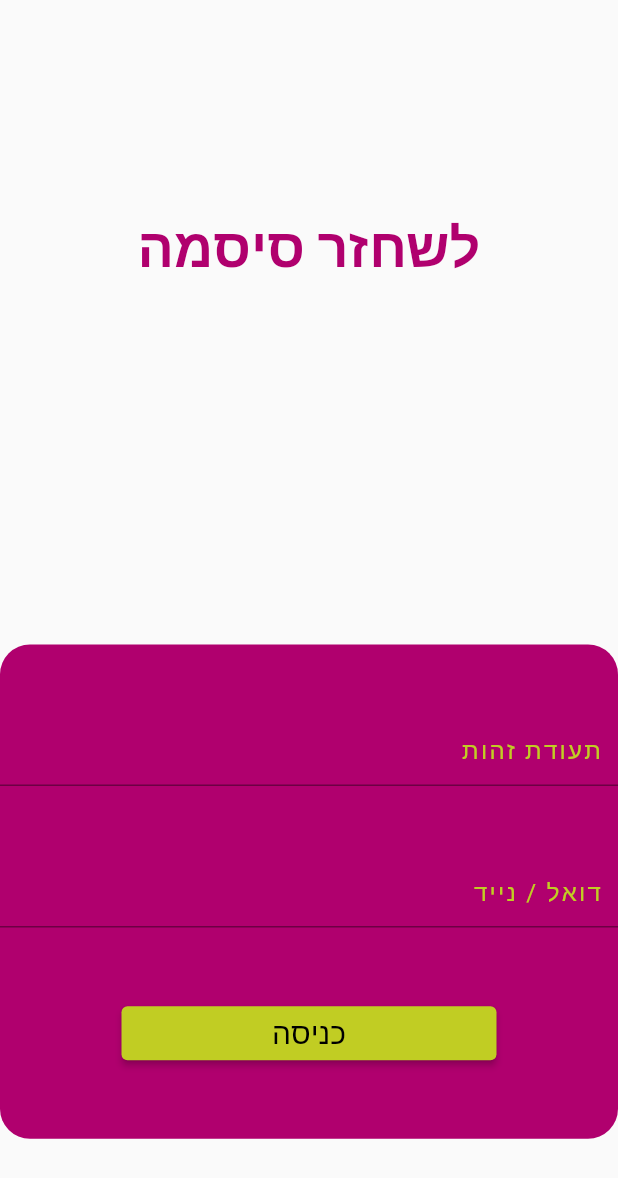
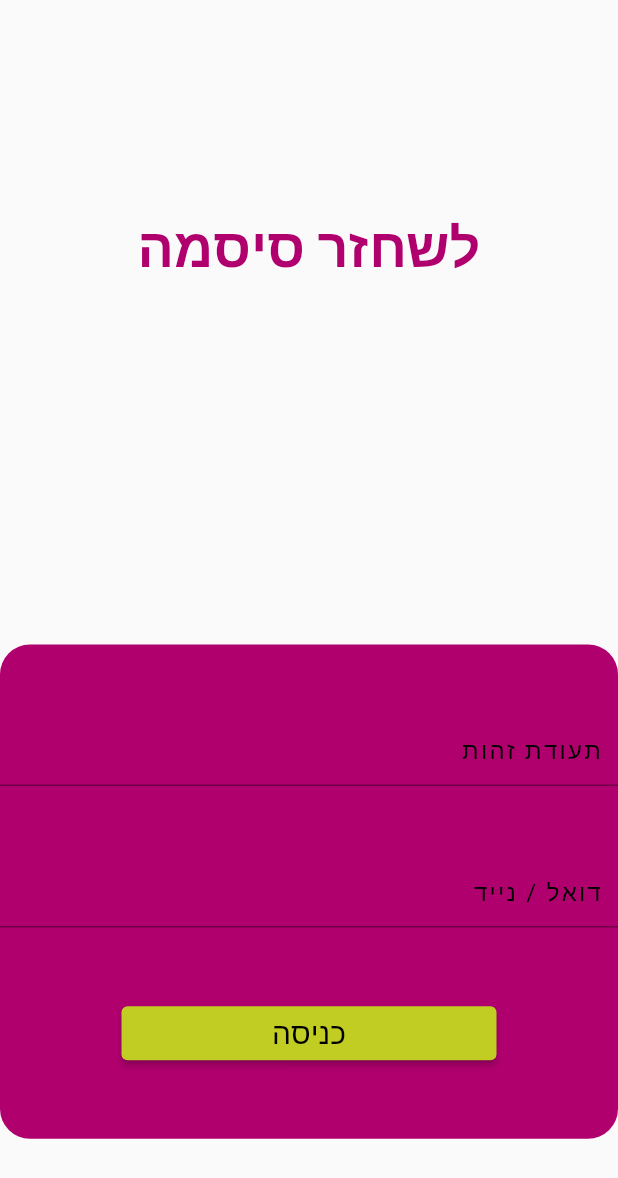
Before and after one commit to hafizadil123/batami-flutter, a Flutter app: the screen it shows after launch, after a tap on "שכחתי סיסמה", on a phone screen of 412 x 824 dp. Shown: the top 1178 px of the screen. Run offline on Flutter 3.47's test engine with Material 2 defaults, Android fonts, the phone set to English and light mode, and no system bars; our stand-ins replace dio, file_picker, firebase_core, firebase_crashlytics, flutter_spinkit, get and 3 more; missing offline and left inert: no_screenshot; accounts and stored records are empty; network calls fail.

Commit message:
Added card image screen with no screenshot

```diff
--- a/lib/helpers/routes.dart
+++ b/lib/helpers/routes.dart
@@ -1,6 +1,7 @@
 import 'package:batami/bindings/apartment_faults/add_apartment_fault_binding.dart';
 import 'package:batami/bindings/apartment_faults/apartment_faults_binding.dart';
 import 'package:batami/bindings/auth/forgot_password_binding.dart';
+import 'package:batami/bindings/card_image_binding.dart';
 import 'package:batami/bindings/daily_attendance_binding.dart';
 import 'package:batami/bindings/auth/login_binding.dart';
 import 'package:batami/bindings/save_document_binding.dart';
@@ -8,6 +9,7 @@ import 'package:batami/ui/auth/forgot_password_screen.dart';
 import 'package:batami/ui/auth/login_screen.dart';
 import 'package:batami/ui/nav_screens/apartment_faults/add_apartment_fault_screen.dart';
 import 'package:batami/ui/nav_screens/apartment_faults/apartment_faults_screen.dart';
+import 'package:batami/ui/nav_screens/card_image_screen.dart';
 import 'package:batami/ui/nav_screens/daily_attendance_screen.dart';
 import 'package:batami/ui/nav_screens/lock_screen.dart';
 import 'package:batami/ui/nav_screens/save_document_screen.dart';
@@ -22,4 +24,5 @@ final routes = [
   // GetPage(name: '/add_apartment_fault/:fault_details', page: () => AddApartmentFaultScreen(), binding: AddApartmentFaultBinding()),
   GetPage(name: '/add_apartment_fault', page: () => AddApartmentFaultScreen(), binding: AddApartmentFaultBinding()),
   GetPage(name: '/lock_screen', page: () => LockScreen(),),
+  GetPage(name: '/card_image', page: () => CardImageScreen(), binding: CardImageBinding()),
 ];
--- a/lib/main.dart
+++ b/lib/main.dart
@@ -8,6 +8,7 @@ import 'package:flutter/material.dart';
 import 'package:flutter_localizations/flutter_localizations.dart';
 import 'package:get/get_navigation/src/root/get_material_app.dart';
 import 'package:get_storage/get_storage.dart';
+import 'package:no_screenshot/no_screenshot.dart';
 
 void main() async {
   await GetStorage.init();
@@ -40,7 +41,13 @@ class MyApp extends StatelessWidget {
       initialRoute: GetStorage().read(PREF_AUTH_KEY) != null ? getLoggedInUser().userType!.toLowerCase().contains('volunteer') ?
       '/daily_attendance': '/save_document' : '/login',
       getPages: routes,
-
+      routingCallback: (routing){
+        if(routing?.current == "/card_image"){
+          NoScreenshot.instance.screenshotOff();
+        } else {
+          NoScreenshot.instance.screenshotOn();
+        }
+      },
       debugShowCheckedModeBanner: false,
     );
   }
--- a/lib/ui/auth/forgot_password_screen.dart
+++ b/lib/ui/auth/forgot_password_screen.dart
@@ -44,31 +44,31 @@ class ForgotPasswordScreen extends GetView<ForgotPasswordController> {
                     TextFormField(
                       controller: controller.usernameController,
                       keyboardType: TextInputType.number,
-                      cursorColor: CustomColors.colorSecondary,
+                      cursorColor: CustomColors.textColor,
                       style: const TextStyle(
-                          color: CustomColors.colorSecondary,
+                          color: CustomColors.textColor,
                           letterSpacing: 1.5),
                       decoration: const InputDecoration(
                         hintText: "תעודת זהות",
                         contentPadding: EdgeInsets.all(10.0),
-                        focusColor: CustomColors.colorSecondary,
+                        focusColor: CustomColors.textColor,
                         hintStyle:
-                            TextStyle(color: CustomColors.colorSecondary),
+                            TextStyle(color: CustomColors.textColor),
                       ),
                     ),
                     TextFormField(
                       controller: controller.contactInfoController,
                       keyboardType: TextInputType.text,
-                      cursorColor: CustomColors.colorSecondary,
+                      cursorColor: CustomColors.textColor,
                       style: const TextStyle(
-                          color: CustomColors.colorSecondary,
+                          color: CustomColors.textColor,
                           letterSpacing: 1.5),
                       decoration: const InputDecoration(
                         hintText: "דואל / נייד",
                         contentPadding: EdgeInsets.all(10.0),
-                        focusColor: CustomColors.colorSecondary,
+                        focusColor: CustomColors.textColor,
                         hintStyle:
-                            TextStyle(color: CustomColors.colorSecondary),
+                            TextStyle(color: CustomColors.textColor),
                       ),
                     ),
                     ElevatedButton(
@@ -95,7 +95,7 @@ class ForgotPasswordScreen extends GetView<ForgotPasswordController> {
                           }
                         },
                         style: ElevatedButton.styleFrom(
-                            primary: CustomColors.colorSecondary,
+                            backgroundColor: CustomColors.colorSecondary,
                             fixedSize: const Size.fromWidth(250)),
                         child: const Text(
                           "כניסה",
--- a/lib/ui/auth/login_screen.dart
+++ b/lib/ui/auth/login_screen.dart
@@ -40,31 +40,31 @@ class LoginScreen extends GetView<LoginController> {
                     TextFormField(
                       controller: controller.usernameController,
                       keyboardType: TextInputType.number,
-                      cursorColor: CustomColors.colorSecondary,
+                      cursorColor: CustomColors.white,
                       style: const TextStyle(
-                          color: CustomColors.colorSecondary,
+                          color: CustomColors.white,
                           letterSpacing: 1.5),
                       decoration: const InputDecoration(
                         hintText: "תעודת זהות",
                         contentPadding: EdgeInsets.all(10.0),
-                        focusColor: CustomColors.colorSecondary,
+                        focusColor: CustomColors.white,
                         hintStyle:
-                            TextStyle(color: CustomColors.colorSecondary),
+                            TextStyle(color: CustomColors.white),
                       ),
                     ),
                     TextFormField(
                       controller: controller.passwordController,
                       keyboardType: TextInputType.text,
-                      cursorColor: CustomColors.colorSecondary,
+                      cursorColor: CustomColors.white,
                       style: const TextStyle(
-                          color: CustomColors.colorSecondary,
+                          color: CustomColors.white,
                           letterSpacing: 1.5),
                       decoration: const InputDecoration(
                         hintText: "סיסמה",
                         contentPadding: EdgeInsets.all(10.0),
-                        focusColor: CustomColors.colorSecondary,
+                        focusColor: CustomColors.white,
                         hintStyle:
-                            TextStyle(color: CustomColors.colorSecondary),
+                            TextStyle(color: CustomColors.white),
                       ),
                       obscureText: true,
                     ),
@@ -89,7 +89,7 @@ class LoginScreen extends GetView<LoginController> {
                           }
                         },
                         style: ElevatedButton.styleFrom(
-                            primary: CustomColors.colorSecondary,
+                            backgroundColor: CustomColors.colorSecondary,
                             fixedSize: const Size.fromWidth(250)),
                         child: const Text(
                           "כניסה",
--- a/lib/ui/nav_screens/apartment_faults/add_apartment_fault_screen.dart
+++ b/lib/ui/nav_screens/apartment_faults/add_apartment_fault_screen.dart
@@ -121,7 +121,7 @@ class AddApartmentFaultScreen extends GetView<AddApartmentFaultController> {
                           controller: controller.faultDescriptionController,
                           maxLength: 110,
                           keyboardType: TextInputType.text,
-                          cursorColor: CustomColors.colorSecondary,
+                          cursorColor: CustomColors.textColor,
                           style: const TextStyle(letterSpacing: 1.5),
                           decoration: const InputDecoration(
                             hintText: "תיאור תקלה",
@@ -134,7 +134,7 @@ class AddApartmentFaultScreen extends GetView<AddApartmentFaultController> {
                               borderSide:
                                   BorderSide(color: CustomColors.colorSecondary),
                             ),
-                            focusColor: CustomColors.colorSecondary,
+                            focusColor: CustomColors.textColor,
                           ),
                         ),
                         Container(
@@ -209,7 +209,7 @@ class AddApartmentFaultScreen extends GetView<AddApartmentFaultController> {
                               }
                             },
                             style: ElevatedButton.styleFrom(
-                              primary: CustomColors.colorSecondary,
+                              backgroundColor: CustomColors.colorSecondary,
                               // fixedSize: const Size.fromWidth(250),
                               fixedSize: Size.fromWidth(Get.size.width),
                             ),
--- a/lib/widgets/single_select_dialog.dart
+++ b/lib/widgets/single_select_dialog.dart
@@ -17,7 +17,7 @@ class SingleSelectDialog extends StatelessWidget {
       readOnly: true,
       controller: controller,
       keyboardType: TextInputType.text,
-      cursorColor: CustomColors.colorSecondary,
+      cursorColor: CustomColors.textColor,
       style: const TextStyle(letterSpacing: 1.5),
 
     validator: (value) {
```
Also changed, not shown: lib/api/dio_singleton.dart (+7 -9 lines), lib/api/services/attendance_service.dart (+8 -0 lines), lib/api/services/global_service.dart (+9 -0 lines), lib/bindings/card_image_binding.dart (added, +9 -0 lines), lib/controllers/card_image_controller.dart (added, +28 -0 lines), lib/model/auth/loggedin_user_response.dart (+8 -3 lines), lib/ui/nav_screens/card_image_screen.dart (added, +41 -0 lines), lib/ui/nav_screens/daily_attendance_screen.dart (+10 -10 lines), lib/ui/nav_screens/save_document_screen.dart (+7 -7 lines), lib/widgets/drawer_navigation.dart (+17 -4 lines), pubspec.yaml (+14 -13 lines), 4 other files.
